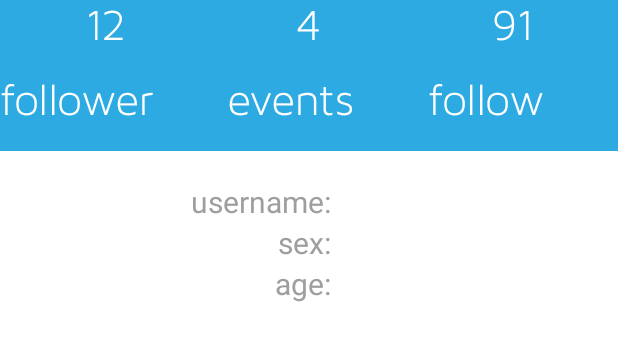
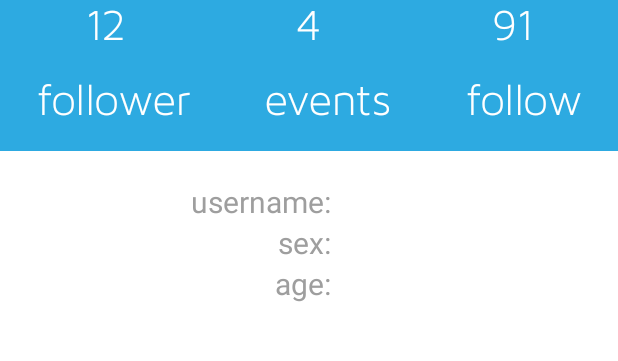
Before and after one commit to oszalex/SpryAndroid, an Android app: the fragment ProfilFragment shown on its own in the app's theme, on a phone screen of 412 x 824 dp, the part 509-870 px from its top. Run offline under Robolectric (Android 15) with nearby library versions, the phone set to English and light mode, and no system bars.

Commit message:
profilview text centered

```diff
--- a/android/src/main/res/layout/activity_profil.xml
+++ b/android/src/main/res/layout/activity_profil.xml
@@ -43,7 +43,7 @@
                 android:text="12"
                 android:textColor="@android:color/white"
                 android:textSize="30sp"
-                android:gravity="center_horizontal"
+                android:gravity="center"
                 android:layout_width="wrap_content"
                 android:layout_height="wrap_content"
                 android:layout_weight="1">
@@ -54,7 +54,7 @@
                 android:text="4"
                 android:textSize="30sp"
                 android:textColor="@android:color/white"
-                android:gravity="center_horizontal"
+                android:gravity="center"
                 android:layout_width="wrap_content"
                 android:layout_height="wrap_content"
                 android:layout_weight="1">
@@ -65,7 +65,7 @@
                 android:text="91"
                 android:textSize="30sp"
                 android:textColor="@android:color/white"
-                android:gravity="center_horizontal"
+                android:gravity="center"
                 android:layout_width="wrap_content"
                 android:layout_height="wrap_content"
                 android:layout_weight="1">
@@ -85,7 +85,7 @@
                 android:textSize="30sp"
                 android:layout_width="wrap_content"
                 android:layout_height="wrap_content"
-                android:layout_gravity="center_horizontal"
+                android:gravity="center"
                 android:layout_weight="1">
             </com.getbro.bro.UIComponents.CustomTextView>
 
@@ -95,7 +95,7 @@
                 android:textSize="30sp"
                 android:layout_width="wrap_content"
                 android:layout_height="wrap_content"
-                android:layout_gravity="center_horizontal"
+                android:gravity="center"
                 android:layout_weight="1">
             </com.getbro.bro.UIComponents.CustomTextView>
 
@@ -105,7 +105,7 @@
                 android:textSize="30sp"
                 android:layout_width="wrap_content"
                 android:layout_height="wrap_content"
-                android:layout_gravity="center_horizontal"
+                android:gravity="center"
                 android:layout_weight="1">
             </com.getbro.bro.UIComponents.CustomTextView>
 
```
